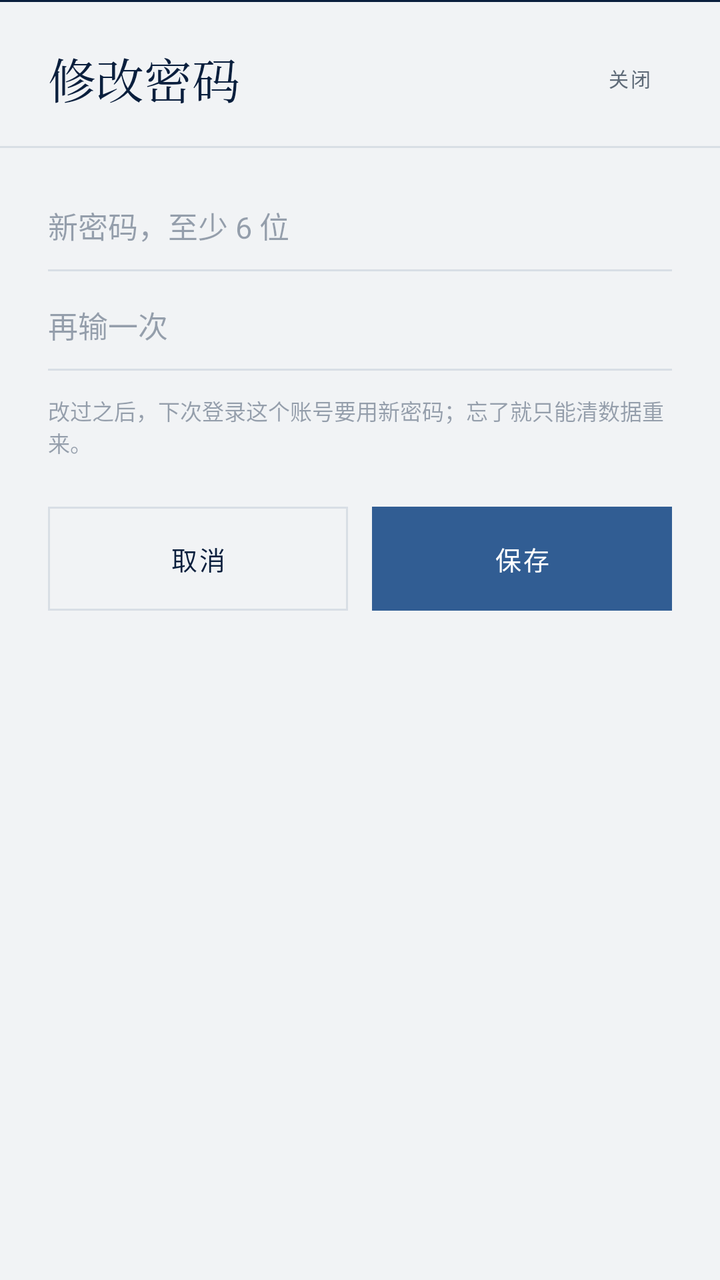
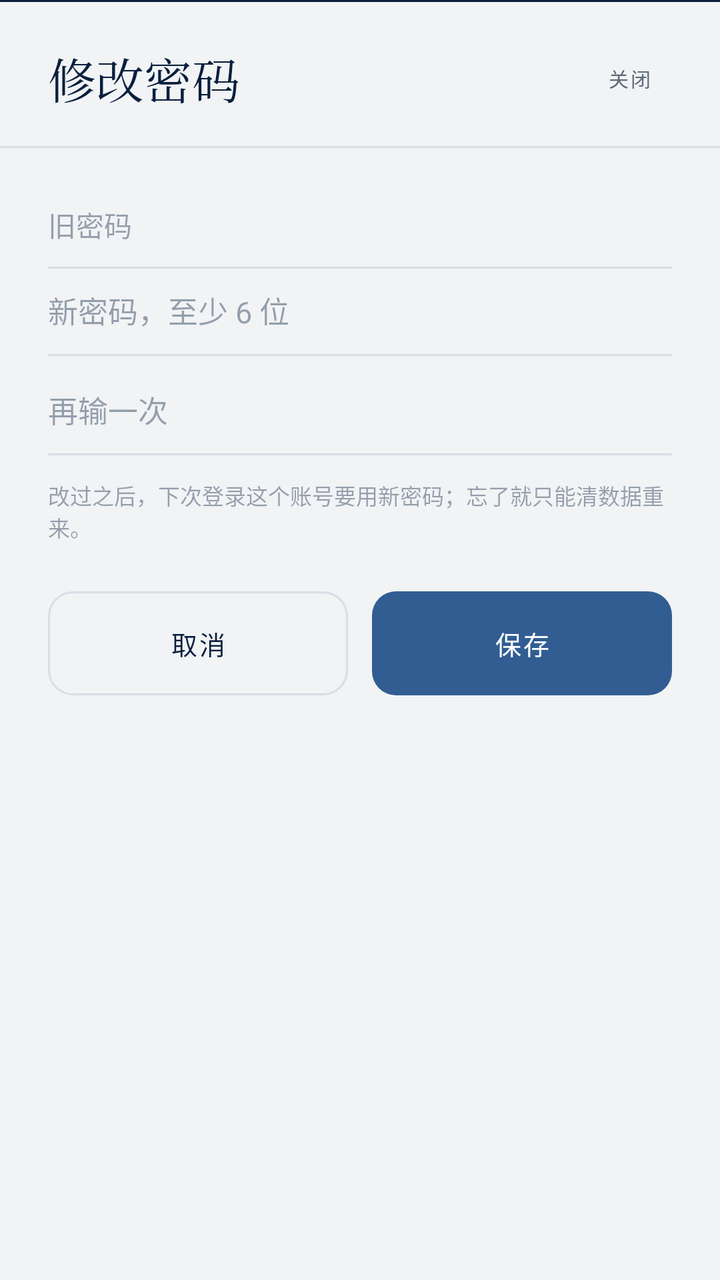

The first picture is an Android layout as it rendered before a commit; the second is the same layout after the commit. The layout source and the unified diff follow.
<!-- AndroidManifest.xml: application theme Theme.MyCoursePractice -->
<!-- res/layout/dialog_password.xml -->
<?xml version="1.0" encoding="utf-8"?>
<LinearLayout xmlns:android="http://schemas.android.com/apk/res/android"
    android:layout_width="match_parent"
    android:layout_height="wrap_content"
    android:background="@color/paper"
    android:orientation="vertical">

    <View
        android:layout_width="match_parent"
        android:layout_height="1dp"
        android:background="@color/ink" />

    <LinearLayout
        android:layout_width="match_parent"
        android:layout_height="wrap_content"
        android:gravity="center_vertical"
        android:orientation="horizontal"
        android:paddingStart="24dp"
        android:paddingTop="18dp"
        android:paddingEnd="24dp"
        android:paddingBottom="14dp">

        <TextView
            android:layout_width="0dp"
            android:layout_height="wrap_content"
            android:layout_weight="1"
            android:fontFamily="serif"
            android:text="修改密码"
            android:textColor="@color/ink"
            android:textSize="24sp" />

        <TextView
            android:id="@+id/closeLink"
            style="@style/Micro"
            android:layout_width="wrap_content"
            android:layout_height="wrap_content"
            android:minHeight="40dp"
            android:gravity="center"
            android:paddingStart="10dp"
            android:paddingEnd="10dp"
            android:text="关闭"
            android:textColor="@color/muted" />
    </LinearLayout>

    <View
        android:layout_width="match_parent"
        android:layout_height="1dp"
        android:background="@color/line" />

    <LinearLayout
        android:layout_width="match_parent"
        android:layout_height="wrap_content"
        android:orientation="vertical"
        android:paddingStart="24dp"
        android:paddingTop="18dp"
        android:paddingEnd="24dp"
        android:paddingBottom="4dp">

        <EditText
            android:id="@+id/newPass"
            style="@style/Field"
            android:layout_width="match_parent"
            android:layout_height="wrap_content"
            android:hint="新密码，至少 6 位"
            android:inputType="textPassword"
            android:maxLength="32"
            android:maxLines="1"
            android:textColor="@color/ink"
            android:textSize="15sp" />

        <EditText
            android:id="@+id/repeatPass"
            style="@style/Field"
            android:layout_width="match_parent"
            android:layout_height="wrap_content"
            android:layout_marginTop="6dp"
            android:hint="再输一次"
            android:inputType="textPassword"
            android:maxLength="32"
            android:maxLines="1"
            android:textColor="@color/ink"
            android:textSize="15sp" />

        <TextView
            android:id="@+id/passWarn"
            style="@style/MicroOchre"
            android:layout_width="match_parent"
            android:layout_height="wrap_content"
            android:layout_marginTop="10dp"
            android:text=""
            android:visibility="gone" />

        <TextView
            style="@style/Meta"
            android:layout_width="match_parent"
            android:layout_height="wrap_content"
            android:layout_marginTop="12dp"
            android:text="改过之后，下次登录这个账号要用新密码；忘了就只能清数据重来。"
            android:textColor="@color/ink_40" />
    </LinearLayout>

    <LinearLayout
        android:layout_width="match_parent"
        android:layout_height="wrap_content"
        android:orientation="horizontal"
        android:paddingStart="24dp"
        android:paddingTop="20dp"
        android:paddingEnd="24dp"
        android:paddingBottom="24dp">

        <TextView
            android:id="@+id/cancelBtn"
            style="@style/BtnGhost"
            android:layout_width="0dp"
            android:layout_height="52dp"
            android:layout_weight="1"
            android:text="取消" />

        <Space
            android:layout_width="12dp"
            android:layout_height="1dp" />

        <TextView
            android:id="@+id/saveBtn"
            style="@style/BtnPrimary"
            android:layout_width="0dp"
            android:layout_height="52dp"
            android:layout_weight="1"
            android:text="保存" />
    </LinearLayout>
</LinearLayout>
<!-- resources referenced by this layout -->
<resources>
  <color name="ink">#0A1F3D</color>
  <color name="ink_40">#660A1F3D</color>
  <color name="line">#D8DEE5</color>
  <color name="muted">#5F6B78</color>
  <color name="paper">#F1F3F5</color>
  <style name="BtnGhost">
          <item name="android:layout_height">52dp</item>
          <item name="android:background">@drawable/bg_chip</item>
          <item name="android:textColor">@color/ink</item>
          <item name="android:textSize">13sp</item>
          <item name="android:letterSpacing">0.08</item>
          <item name="android:fontFamily">sans-serif-medium</item>
          <item name="android:gravity">center</item>
          <item name="android:includeFontPadding">false</item>
          <item name="android:foreground">?attr/selectableItemBackground</item>
          <item name="android:clickable">true</item>
          <item name="android:focusable">true</item>
      </style>
  <style name="Field">
          <item name="android:background">@drawable/bg_field_line</item>
          <item name="android:textSize">14sp</item>
          <item name="android:textColor">@color/ink</item>
          <item name="android:textColorHint">@color/ink_40</item>
          <item name="android:fontFamily">sans-serif</item>
          <item name="android:includeFontPadding">false</item>
          <item name="android:paddingTop">10dp</item>
          <item name="android:paddingBottom">12dp</item>
          <item name="android:gravity">top|start</item>
          <item name="android:lineSpacingMultiplier">1.4</item>
      </style>
  <style name="Meta">
          <item name="android:textSize">11sp</item>
          <item name="android:textColor">@color/muted</item>
          <item name="android:fontFamily">sans-serif</item>
          <item name="android:includeFontPadding">false</item>
      </style>
  <style name="Micro">
          <item name="android:textSize">10sp</item>
          <item name="android:letterSpacing">0.12</item>
          <item name="android:textColor">@color/muted</item>
          <item name="android:fontFamily">sans-serif</item>
          <item name="android:includeFontPadding">false</item>
      </style>
  <style name="MicroOchre">
          <item name="android:textSize">10sp</item>
          <item name="android:letterSpacing">0.12</item>
          <item name="android:textColor">@color/ochre</item>
          <item name="android:fontFamily">sans-serif-medium</item>
          <item name="android:includeFontPadding">false</item>
      </style>
  <style name="Theme.MyCoursePractice" parent="Base.Theme.MyCoursePractice" />
  <!-- drawable bg_chip (drawable) -->
  <?xml version="1.0" encoding="utf-8"?>
  <shape xmlns:android="http://schemas.android.com/apk/res/android" android:shape="rectangle">
      <solid android:color="@android:color/transparent" />
      <corners android:radius="0dp" />
      <stroke android:width="1dp" android:color="@color/line" />
  </shape>
  <!-- drawable bg_stamp_filled (drawable) -->
  <?xml version="1.0" encoding="utf-8"?>
  <shape xmlns:android="http://schemas.android.com/apk/res/android" android:shape="rectangle">
      <solid android:color="@color/accent" />
      <corners android:radius="0dp" />
  </shape>
  <color name="sheet">#FFFFFF</color>
  <!-- drawable bg_field_line (drawable) -->
  <?xml version="1.0" encoding="utf-8"?>
  <layer-list xmlns:android="http://schemas.android.com/apk/res/android">
      <item android:gravity="bottom" android:height="1dp">
          <shape android:shape="rectangle">
              <solid android:color="@color/line" />
          </shape>
      </item>
  </layer-list>
  <color name="ochre">#B4472E</color>
  <color name="accent">#315D93</color>
  <color name="accent_wash">#E4EAF2</color>
  <!-- unchanged entries left out for length: 2 -->
</resources>

<!-- the commit's change to res/layout/dialog_password.xml (unified diff, before → after) -->
@@ -56,6 +56,14 @@
         android:paddingEnd="24dp"
         android:paddingBottom="4dp">
 
+        <EditText
+            android:id="@+id/oldPass"
+            style="@style/Field"
+            android:layout_width="match_parent"
+            android:layout_height="wrap_content"
+            android:hint="旧密码"
+            android:inputType="textPassword"
+            android:singleLine="true" />
         <EditText
             android:id="@+id/newPass"
             style="@style/Field"
<!-- resource entries referenced after the edit -->
@@ -55,14 +55,14 @@
   <?xml version="1.0" encoding="utf-8"?>
   <shape xmlns:android="http://schemas.android.com/apk/res/android" android:shape="rectangle">
       <solid android:color="@android:color/transparent" />
-      <corners android:radius="0dp" />
+      <corners android:radius="12dp" />
       <stroke android:width="1dp" android:color="@color/line" />
   </shape>
   <!-- drawable bg_stamp_filled (drawable) -->
   <?xml version="1.0" encoding="utf-8"?>
   <shape xmlns:android="http://schemas.android.com/apk/res/android" android:shape="rectangle">
       <solid android:color="@color/accent" />
-      <corners android:radius="0dp" />
+      <corners android:radius="12dp" />
   </shape>
   <color name="sheet">#FFFFFF</color>
   <!-- drawable bg_field_line (drawable) -->
